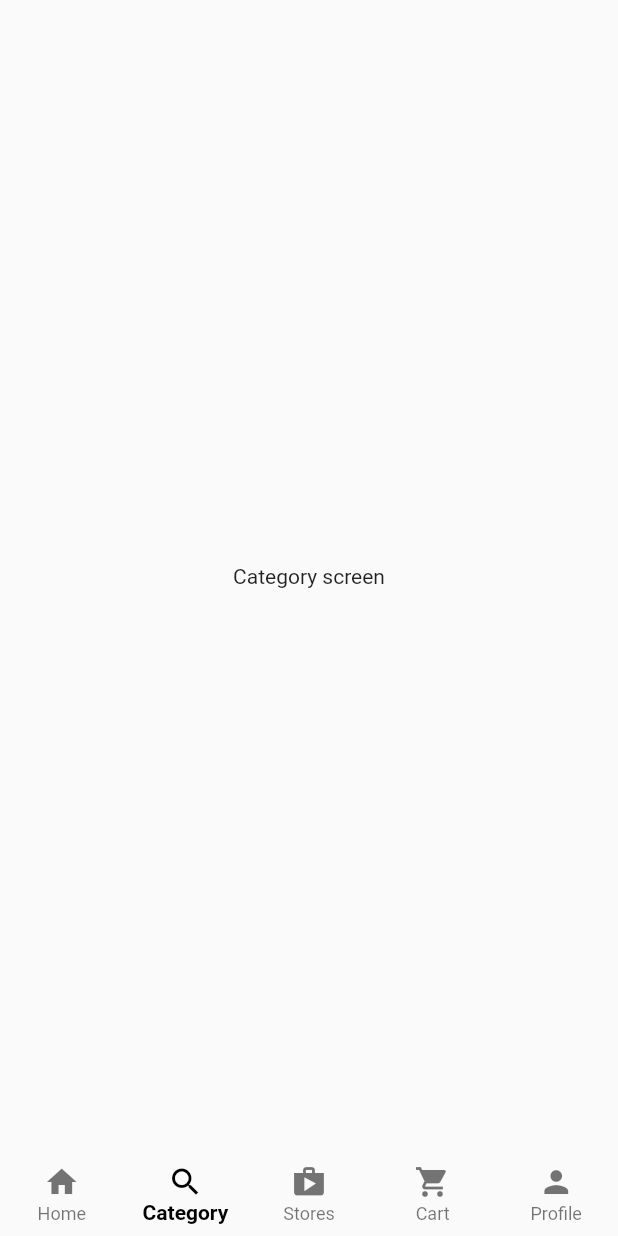
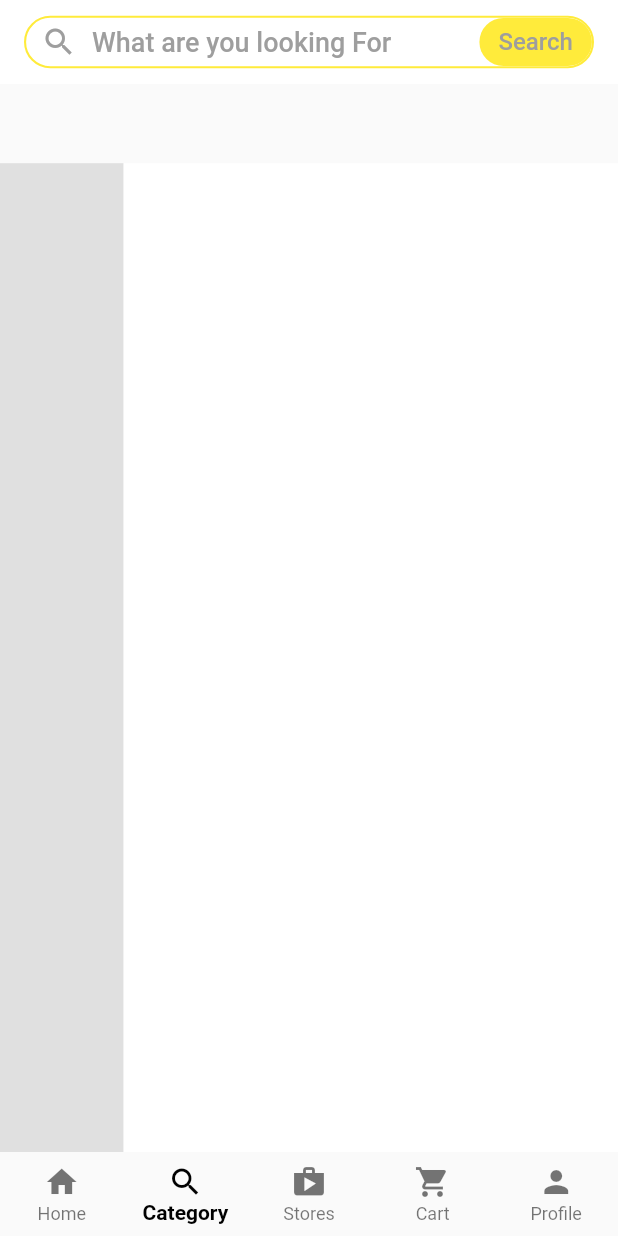
Before and after one commit to robertotonde/mulitistore_firebase_app, a Flutter app: the screen it shows after launch, item 2 of the bottom bar chosen, on a phone screen of 412 x 824 dp. Run offline on Flutter 3.47's test engine with Material 2 defaults, Android fonts, the phone set to English and light mode, and no system bars.

Commit message:
stack widget for category

```diff
--- /dev/null
+++ b/lib/Widgets/fake_search.dart
@@ -0,0 +1,58 @@
+import 'package:flutter/material.dart';
+import 'package:multistore_firebase/minor_screens/search.dart';
+
+class FakeSearch extends StatelessWidget {
+  const FakeSearch({
+    super.key,
+  });
+
+  @override
+  Widget build(BuildContext context) {
+    return InkWell(
+      onTap: () {
+        Navigator.push(
+            context,
+            MaterialPageRoute(
+                builder: (context) => const SeacrchScreen()));
+      },
+      child: Container(
+        height: 35,
+        decoration: BoxDecoration(
+            border: Border.all(color: Colors.yellow, width: 1.4),
+            borderRadius: BorderRadius.circular(25)),
+        child: Row(
+            mainAxisAlignment: MainAxisAlignment.spaceBetween,
+            children: [
+              Row(
+                children: const [
+                  Padding(
+                    padding: EdgeInsets.symmetric(horizontal: 10),
+                    child: Icon(
+                      Icons.search,
+                      color: Colors.grey,
+                    ),
+                  ),
+                  Text(
+                    'What are you looking For',
+                    style: TextStyle(fontSize: 18, color: Colors.grey),
+                  ),
+                ],
+              ),
+              Container(
+                height: 32,
+                width: 75,
+                decoration: BoxDecoration(
+                    color: Colors.yellow,
+                    borderRadius: BorderRadius.circular(25)),
+                child: const Center(
+                  child: Text(
+                    'Search',
+                    style: TextStyle(fontSize: 16, color: Colors.grey),
+                  ),
+                ),
+              )
+            ]),
+      ),
+    );
+  }
+}
--- /dev/null
+++ b/lib/main_screens/category.dart
@@ -0,0 +1,45 @@
+import 'package:flutter/material.dart';
+import 'package:multistore_firebase/Widgets/fake_search.dart';
+
+class CategoryScreen extends StatefulWidget {
+  const CategoryScreen({super.key});
+
+  @override
+  State<CategoryScreen> createState() => _CategoryScreenState();
+}
+
+class _CategoryScreenState extends State<CategoryScreen> {
+  @override
+  Widget build(BuildContext context) {
+    var size = MediaQuery.of(context).size;
+    return Scaffold(
+      appBar: AppBar(
+        elevation: 0,
+        backgroundColor: Colors.white,
+        title: const FakeSearch(),
+      ),
+      body: Stack(
+        children: [
+          Positioned(bottom: 0, left: 0, child: sideNavigator(size)),
+          Positioned(bottom: 0, right: 0, child: categoryView(size))
+        ],
+      ),
+    );
+  }
+
+  Widget sideNavigator(Size size) {
+    return Container(
+      height: size.height * 0.8,
+      width: size.width * 0.2,
+      color: Colors.grey.shade300,
+    );
+  }
+
+  Widget categoryView(Size size) {
+    return Container(
+      height: size.height * 0.8,
+      width: size.width * 0.8,
+      color: Colors.white,
+    );
+  }
+}
--- a/lib/main_screens/customer_home.dart
+++ b/lib/main_screens/customer_home.dart
@@ -1,4 +1,5 @@
 import 'package:flutter/material.dart';
+import 'package:multistore_firebase/main_screens/category.dart';
 import 'package:multistore_firebase/main_screens/home.dart';
 
 class CustomerHomeScreen extends StatefulWidget {
@@ -12,6 +13,7 @@ class _CustomerHomeScreenState extends State<CustomerHomeScreen> {
   int _selectedIndex = 0;
   final List<Widget> _tabs = const [
     HomeScreen(),
+    CategoryScreen(),
     Center(child: Text('Category screen')),
     Center(child: Text('stores screen')),
     Center(child: Text('Cart screen')),
--- a/lib/main_screens/home.dart
+++ b/lib/main_screens/home.dart
@@ -1,6 +1,7 @@
 // import 'package:flutter/cupertino.dart';
 import 'package:flutter/material.dart';
-import 'package:multistore_firebase/minor_screens/search.dart';
+// import 'package:multistore_firebase/minor_screens/search.dart';
+import 'package:multistore_firebase/Widgets/fake_search.dart';
 
 
 class HomeScreen extends StatefulWidget {
@@ -19,52 +20,7 @@ class _HomeScreenState extends State<HomeScreen> {
         appBar: AppBar(
           elevation: 0,
           backgroundColor: Colors.white,
-          title: InkWell(
-            onTap: () {
-              Navigator.push(
-                  context,
-                  MaterialPageRoute(
-                      builder: (context) => const SeacrchScreen()));
-            },
-            child: Container(
-              height: 35,
-              decoration: BoxDecoration(
-                  border: Border.all(color: Colors.yellow, width: 1.4),
-                  borderRadius: BorderRadius.circular(25)),
-              child: Row(
-                  mainAxisAlignment: MainAxisAlignment.spaceBetween,
-                  children: [
-                    Row(
-                      children: const [
-                        Padding(
-                          padding: EdgeInsets.symmetric(horizontal: 10),
-                          child: Icon(
-                            Icons.search,
-                            color: Colors.grey,
-                          ),
-                        ),
-                        Text(
-                          'What are you looking For',
-                          style: TextStyle(fontSize: 18, color: Colors.grey),
-                        ),
-                      ],
-                    ),
-                    Container(
-                      height: 32,
-                      width: 75,
-                      decoration: BoxDecoration(
-                          color: Colors.yellow,
-                          borderRadius: BorderRadius.circular(25)),
-                      child: const Center(
-                        child: Text(
-                          'Search',
-                          style: TextStyle(fontSize: 16, color: Colors.grey),
-                        ),
-                      ),
-                    )
-                  ]),
-            ),
-          ),
+          title: const FakeSearch(),
           bottom: const TabBar(
               isScrollable: true,
               indicatorColor: Colors.yellow,
@@ -117,7 +73,6 @@ class _HomeScreenState extends State<HomeScreen> {
     );
   }
 }
-
 class ReapetedTab extends StatelessWidget {
   final String label;
   const ReapetedTab({super.key, required this.label});
```
